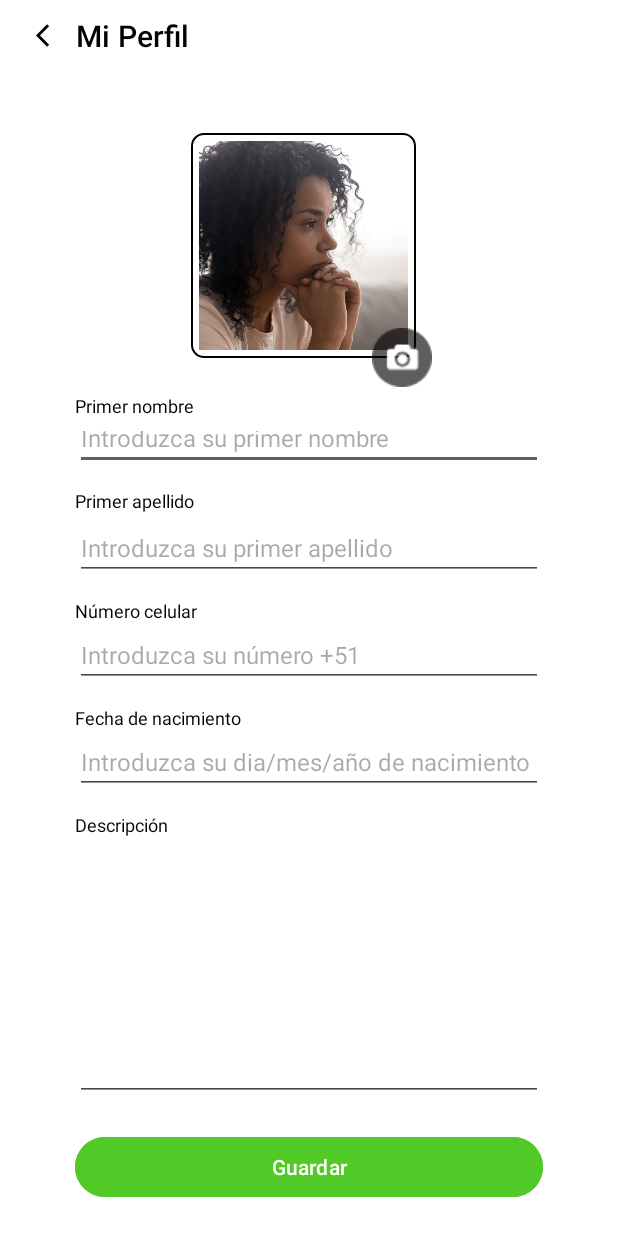
After one commit to AppMobile-WX62-AlToque-GRUPO2/AlToqueMobileProyect, an Android app: the layout activity_client_profile.xml on its own in the app's theme, with its tools: preview values and no code run, on a phone screen of 412 x 824 dp. The commit adds this screen. Run offline under Robolectric (Android 15) with nearby library versions, the phone set to English and light mode, and no system bars.

Commit message:
feat: Added client profile activity

```diff
--- /dev/null
+++ b/app/src/main/res/drawable/baseline_arrow_back_ios_24.xml
@@ -0,0 +1,5 @@
+<vector xmlns:android="http://schemas.android.com/apk/res/android" android:autoMirrored="true" android:height="20dp" android:tint="#000000" android:viewportHeight="24" android:viewportWidth="24" android:width="20dp">
+
+    <path android:fillColor="@android:color/white" android:pathData="M11.67,3.87L9.9,2.1 0,12l9.9,9.9 1.77,-1.77L3.54,12z"/>
+
+</vector>
--- /dev/null
+++ b/app/src/main/res/drawable/rounded_border_background.xml
@@ -0,0 +1,18 @@
+<layer-list xmlns:android="http://schemas.android.com/apk/res/android">
+    <!-- Fondo blanco con bordes redondeados -->
+    <item>
+        <shape android:shape="rectangle">
+            <corners android:radius="8dp" />
+            <solid android:color="@android:color/white" />
+        </shape>
+    </item>
+    <!-- Borde delgado negro -->
+    <item>
+        <shape android:shape="rectangle">
+            <corners android:radius="8dp" />
+            <stroke
+                android:width="1dp"
+            android:color="@android:color/black" />
+        </shape>
+    </item>
+</layer-list>
--- /dev/null
+++ b/app/src/main/res/layout/activity_client_profile.xml
@@ -0,0 +1,225 @@
+<?xml version="1.0" encoding="utf-8"?>
+<androidx.constraintlayout.widget.ConstraintLayout xmlns:android="http://schemas.android.com/apk/res/android"
+    xmlns:app="http://schemas.android.com/apk/res-auto"
+    xmlns:tools="http://schemas.android.com/tools"
+    android:id="@+id/main"
+    android:layout_width="match_parent"
+    android:layout_height="match_parent"
+    android:background="#FFFFFF"
+    tools:context=".IU.clientProfileActivity">
+
+    <TextView
+        android:id="@+id/tvName"
+        android:layout_width="0dp"
+        android:layout_height="15dp"
+        android:layout_marginStart="50dp"
+        android:layout_marginTop="4dp"
+        android:layout_marginEnd="50dp"
+        android:text="@string/primer_nombre"
+        android:textColor="#000000"
+        android:textSize="12sp"
+        app:layout_constraintEnd_toEndOf="parent"
+        app:layout_constraintHorizontal_bias="0.0"
+        app:layout_constraintStart_toStartOf="parent"
+        app:layout_constraintTop_toBottomOf="@+id/ibCamera" />
+
+    <EditText
+        android:id="@+id/etName"
+        android:layout_width="0dp"
+        android:layout_height="36dp"
+        android:layout_marginStart="50dp"
+        android:layout_marginTop="15dp"
+        android:layout_marginEnd="50dp"
+        android:ems="10"
+        android:hint="Introduzca su primer nombre"
+        android:inputType="text"
+        android:textColor="#1E1E1E"
+        android:textSize="16sp"
+        app:layout_constraintEnd_toEndOf="parent"
+        app:layout_constraintStart_toStartOf="parent"
+        app:layout_constraintTop_toTopOf="@+id/tvName" />
+
+    <Button
+        android:id="@+id/btBack"
+        android:layout_width="wrap_content"
+        android:layout_height="wrap_content"
+        android:layout_marginEnd="268dp"
+        android:backgroundTint="#00FFFFFF"
+        android:text="@string/mi_perfil"
+        android:textColor="#000000"
+        android:textSize="20sp"
+        app:icon="@drawable/baseline_arrow_back_ios_24"
+        app:iconTint="#000000"
+        app:layout_constraintEnd_toEndOf="parent"
+        app:layout_constraintHorizontal_bias="0.0"
+        app:layout_constraintStart_toStartOf="parent"
+        app:layout_constraintTop_toTopOf="parent" />
+
+    <ImageView
+        android:id="@+id/ivUser"
+        android:layout_width="150dp"
+        android:layout_height="150dp"
+        android:layout_marginStart="152dp"
+        android:layout_marginTop="5dp"
+        android:layout_marginEnd="159dp"
+        android:layout_marginBottom="550dp"
+        android:background="@drawable/rounded_border_background"
+        android:padding="5dp"
+        app:layout_constraintBottom_toBottomOf="parent"
+        app:layout_constraintEnd_toEndOf="parent"
+        app:layout_constraintStart_toStartOf="parent"
+        app:layout_constraintTop_toBottomOf="@+id/btBack"
+        app:srcCompat="@drawable/clientprofile" />
+
+    <ImageButton
+        android:id="@+id/ibCamera"
+        android:layout_width="wrap_content"
+        android:layout_height="wrap_content"
+        android:layout_marginStart="-30dp"
+        android:layout_marginTop="-20dp"
+        android:layout_marginEnd="123dp"
+        android:background="#00FFFFFF"
+        app:layout_constraintEnd_toEndOf="parent"
+        app:layout_constraintStart_toEndOf="@+id/ivUser"
+        app:layout_constraintTop_toBottomOf="@+id/ivUser"
+        app:srcCompat="@drawable/iconcamera" />
+
+    <TextView
+        android:id="@+id/tvLastname"
+        android:layout_width="0dp"
+        android:layout_height="wrap_content"
+        android:layout_marginStart="50dp"
+        android:layout_marginTop="12dp"
+        android:layout_marginEnd="50dp"
+        android:text="Primer apellido"
+        android:textColor="#000000"
+        android:textSize="12sp"
+        app:layout_constraintEnd_toEndOf="parent"
+        app:layout_constraintStart_toStartOf="parent"
+        app:layout_constraintTop_toBottomOf="@+id/etName" />
+
+    <EditText
+        android:id="@+id/etLastname"
+        android:layout_width="0dp"
+        android:layout_height="wrap_content"
+        android:layout_marginStart="50dp"
+        android:layout_marginTop="2dp"
+        android:layout_marginEnd="50dp"
+        android:ems="10"
+        android:hint="Introduzca su primer apellido"
+        android:inputType="text"
+        android:textColor="#1E1E1E"
+        android:textSize="16sp"
+        app:layout_constraintEnd_toEndOf="parent"
+        app:layout_constraintHorizontal_bias="0.0"
+        app:layout_constraintStart_toStartOf="parent"
+        app:layout_constraintTop_toBottomOf="@+id/tvLastname" />
+
+    <TextView
+        android:id="@+id/tvPhone"
+        android:layout_width="0dp"
+        android:layout_height="wrap_content"
+        android:layout_marginStart="50dp"
+        android:layout_marginTop="12dp"
+        android:layout_marginEnd="50dp"
+        android:text="Número celular"
+        android:textColor="#000000"
+        android:textSize="12sp"
+        app:layout_constraintEnd_toEndOf="parent"
+        app:layout_constraintStart_toStartOf="parent"
+        app:layout_constraintTop_toBottomOf="@+id/etLastname" />
+
+    <EditText
+        android:id="@+id/etPhone"
+        android:layout_width="0dp"
+        android:layout_height="wrap_content"
+        android:layout_marginStart="50dp"
+        android:layout_marginEnd="50dp"
+        android:ems="10"
+        android:hint="Introduzca su número +51"
+        android:inputType="phone"
+        android:textColor="#1E1E1E"
+        android:textSize="16sp"
+        app:layout_constraintEnd_toEndOf="parent"
+        app:layout_constraintHorizontal_bias="0.0"
+        app:layout_constraintStart_toStartOf="parent"
+        app:layout_constraintTop_toBottomOf="@+id/tvPhone" />
+
+    <TextView
+        android:id="@+id/tvBirthday"
+        android:layout_width="0dp"
+        android:layout_height="wrap_content"
+        android:layout_marginStart="50dp"
+        android:layout_marginTop="12dp"
+        android:layout_marginEnd="50dp"
+        android:text="Fecha de nacimiento"
+        android:textColor="#000000"
+        android:textSize="12sp"
+        app:layout_constraintEnd_toEndOf="parent"
+        app:layout_constraintStart_toStartOf="parent"
+        app:layout_constraintTop_toBottomOf="@+id/etPhone" />
+
+    <EditText
+        android:id="@+id/etBirthday"
+        android:layout_width="0dp"
+        android:layout_height="wrap_content"
+        android:layout_marginStart="50dp"
+        android:layout_marginEnd="50dp"
+        android:ems="10"
+        android:hint="Introduzca su dia/mes/año de nacimiento"
+        android:inputType="date"
+        android:textColor="#1E1E1E"
+        android:textSize="16sp"
+        app:layout_constraintEnd_toEndOf="parent"
+        app:layout_constraintHorizontal_bias="1.0"
+        app:layout_constraintStart_toStartOf="parent"
+        app:layout_constraintTop_toBottomOf="@+id/tvBirthday" />
+
+    <TextView
+        android:id="@+id/tvDescription"
+        android:layout_width="0dp"
+        android:layout_height="wrap_content"
+        android:layout_marginStart="50dp"
+        android:layout_marginTop="12dp"
+        android:layout_marginEnd="50dp"
+        android:text="Descripción"
+        android:textColor="#000000"
+        android:textSize="12sp"
+        app:layout_constraintEnd_toEndOf="parent"
+        app:layout_constraintStart_toStartOf="parent"
+        app:layout_constraintTop_toBottomOf="@+id/etBirthday" />
+
+    <EditText
+        android:id="@+id/etDescription"
+        android:layout_width="0dp"
+        android:layout_height="0dp"
+        android:layout_marginStart="50dp"
+        android:layout_marginEnd="50dp"
+        android:layout_marginBottom="90dp"
+        android:ems="10"
+        android:gravity="start|top"
+        android:inputType="textMultiLine"
+        android:textColor="#1E1E1E"
+        android:textSize="16sp"
+        app:layout_constraintBottom_toBottomOf="parent"
+        app:layout_constraintEnd_toEndOf="parent"
+        app:layout_constraintHorizontal_bias="0.0"
+        app:layout_constraintStart_toStartOf="parent"
+        app:layout_constraintTop_toBottomOf="@+id/tvDescription"
+        app:layout_constraintVertical_bias="0.0" />
+
+    <Button
+        android:id="@+id/btSave"
+        android:layout_width="0dp"
+        android:layout_height="wrap_content"
+        android:layout_marginStart="50dp"
+        android:layout_marginTop="20dp"
+        android:layout_marginEnd="50dp"
+        android:backgroundTint="#51CA27"
+        android:text="Guardar"
+        app:layout_constraintEnd_toEndOf="parent"
+        app:layout_constraintStart_toStartOf="parent"
+        app:layout_constraintTop_toBottomOf="@+id/etDescription" />
+
+
+</androidx.constraintlayout.widget.ConstraintLayout>
--- a/app/src/main/res/values/strings.xml
+++ b/app/src/main/res/values/strings.xml
@@ -1,3 +1,6 @@
 <resources>
     <string name="app_name">Altoque</string>
+    <string name="mi_perfil">Mi Perfil</string>
+    <string name="profile">Profile</string>
+    <string name="primer_nombre">Primer nombre</string>
 </resources>
```
Also changed, not shown: app/src/main/AndroidManifest.xml (+13 -0 lines), app/src/main/java/com/example/altoque/IU/ClientProfileActivity.kt (added, +155 -0 lines), app/src/main/java/com/example/altoque/IU/MainActivity.kt (+14 -0 lines), app/src/main/res/layout/activity_main.xml (+15 -0 lines), app/src/main/res/drawable/clientprofile.png (added), app/src/main/res/drawable/iconcamera.png (added).
